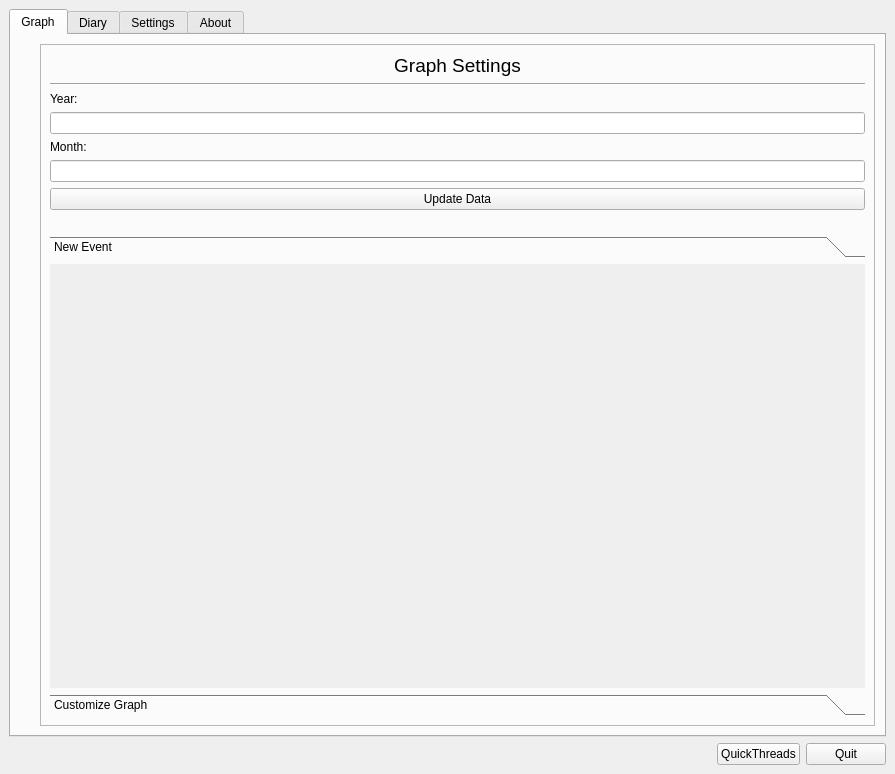
First picture: the form in pyqt/ht/main_window.ui, repository opetelin/olegs_test_repo, before the edit.
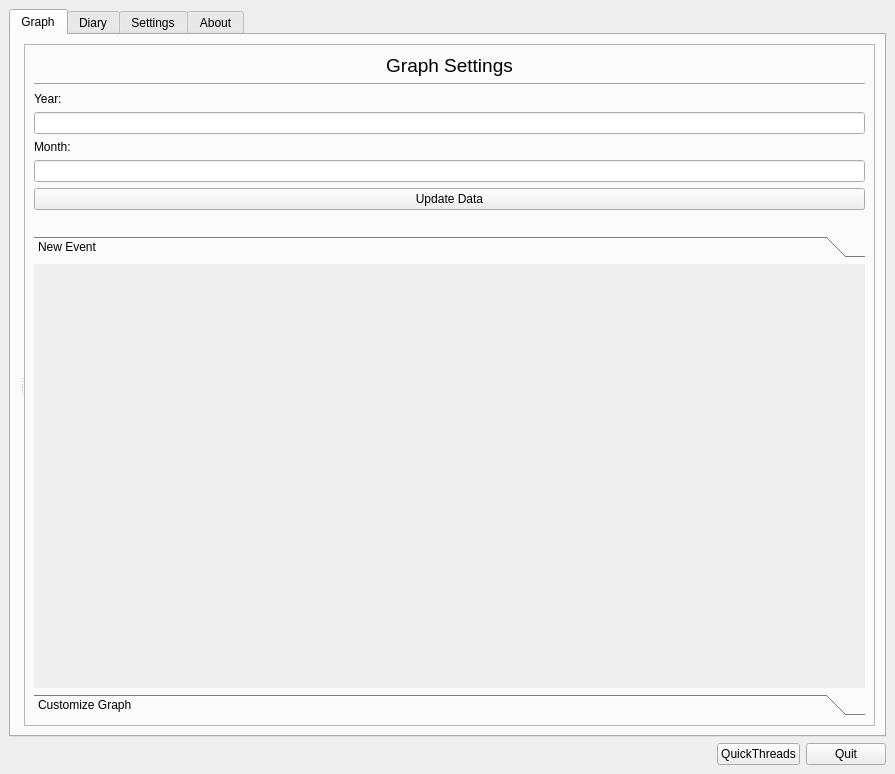
Second picture: the form after the edit.

Commit message: Laying out graph using splitter

```diff
--- a/pyqt/ht/main_window.ui
+++ b/pyqt/ht/main_window.ui
@@ -26,24 +26,13 @@
        </attribute>
        <layout class="QVBoxLayout" name="verticalLayout_3">
         <item>
-         <layout class="QHBoxLayout" name="horizontalLayout">
-          <item>
+         <widget class="QSplitter" name="splitter">
+          <property name="orientation">
+           <enum>Qt::Horizontal</enum>
+          </property>
+          <widget class="QWidget" name="">
            <layout class="QVBoxLayout" name="graph_container"/>
-          </item>
-          <item>
-           <spacer name="verticalSpacer">
-            <property name="orientation">
-             <enum>Qt::Vertical</enum>
-            </property>
-            <property name="sizeHint" stdset="0">
-             <size>
-              <width>20</width>
-              <height>40</height>
-             </size>
-            </property>
-           </spacer>
-          </item>
-          <item>
+          </widget>
            <widget class="QFrame" name="frame">
             <property name="frameShape">
              <enum>QFrame::StyledPanel</enum>
@@ -79,7 +68,7 @@
                </property>
               </widget>
              </item>
-             <item alignment="Qt::AlignTop">
+            <item>
               <widget class="QLineEdit" name="line_graph_year">
                <property name="sizePolicy">
                 <sizepolicy hsizetype="Preferred" vsizetype="Fixed">
@@ -89,7 +78,7 @@
                </property>
               </widget>
              </item>
-             <item alignment="Qt::AlignTop">
+            <item>
               <widget class="QLabel" name="label">
                <property name="sizePolicy">
                 <sizepolicy hsizetype="Preferred" vsizetype="Fixed">
@@ -148,8 +137,8 @@
                  <rect>
                   <x>0</x>
                   <y>0</y>
-                  <width>799</width>
-                  <height>378</height>
+                 <width>754</width>
+                 <height>380</height>
                  </rect>
                 </property>
                 <attribute name="label">
@@ -293,8 +282,7 @@
              </item>
             </layout>
            </widget>
-          </item>
-         </layout>
+         </widget>
         </item>
        </layout>
       </widget>
```
Left out of the diff: 4 changed lines with no effect on the pictures. Lines whose indentation alone changed are shown as unchanged. The commit also changes 2 other files.
